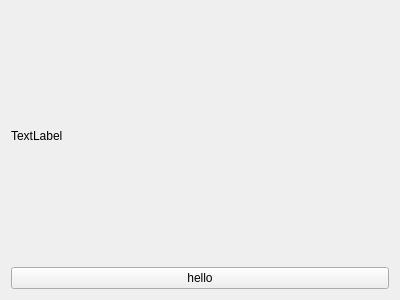
Before: the Qt Designer form src/CrossUI/graphic.ui in Vasteri/university-timetable-solvers, drawn with Qt 5.
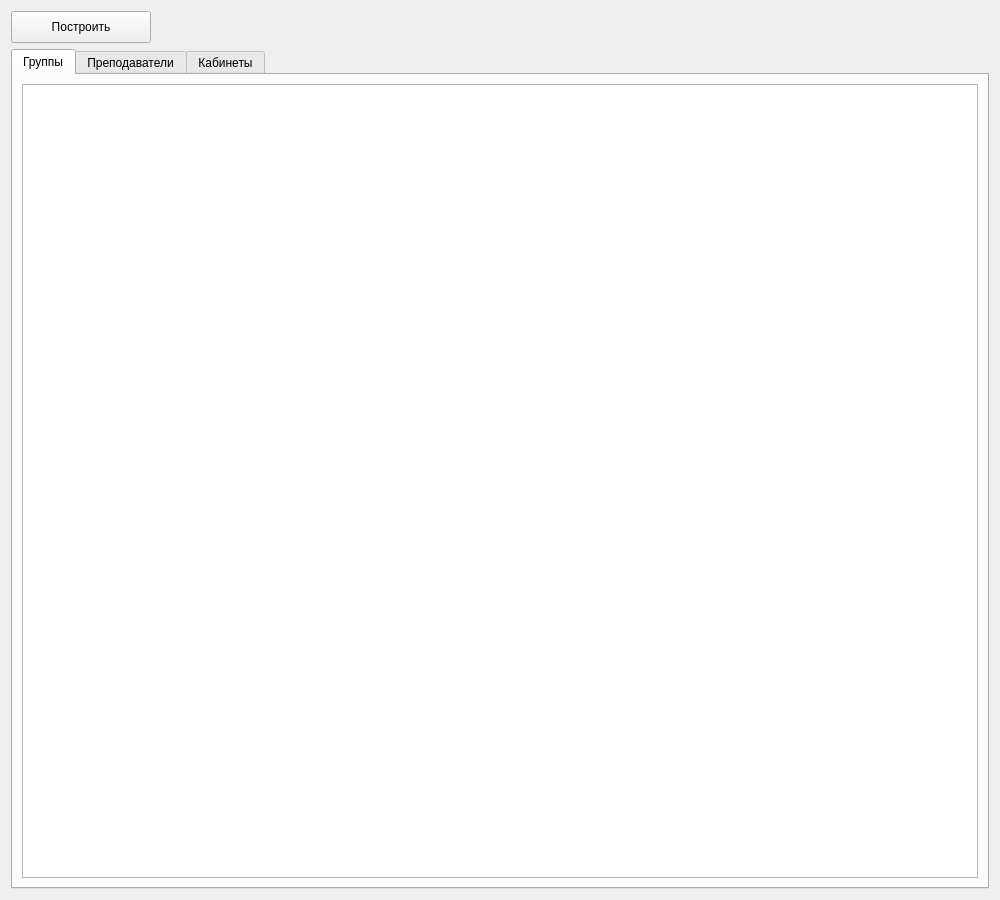
After: the same form once the commit is applied.

The edit to the form file:
```diff
--- a/src/CrossUI/graphic.ui
+++ b/src/CrossUI/graphic.ui
@@ -6,29 +6,127 @@
    <rect>
     <x>0</x>
     <y>0</y>
-    <width>400</width>
-    <height>300</height>
+    <width>1000</width>
+    <height>900</height>
    </rect>
   </property>
   <property name="windowTitle">
    <string>Form</string>
   </property>
-  <layout class="QGridLayout" name="gridLayout">
-   <item row="0" column="0">
-    <widget class="QLabel" name="lab_info">
-     <property name="text">
-      <string>TextLabel</string>
-     </property>
-     <property name="wordWrap">
-      <bool>true</bool>
-     </property>
-    </widget>
+  <layout class="QVBoxLayout" name="verticalLayout">
+   <item>
+    <layout class="QHBoxLayout" name="horizontalLayout">
+     <item>
+      <widget class="QPushButton" name="but_draw">
+       <property name="minimumSize">
+        <size>
+         <width>140</width>
+         <height>32</height>
+        </size>
+       </property>
+       <property name="text">
+        <string>Построить</string>
+       </property>
+      </widget>
+     </item>
+     <item>
+      <widget class="QLabel" name="lab_info">
+       <property name="sizePolicy">
+        <sizepolicy hsizetype="Expanding" vsizetype="Preferred">
+         <horstretch>0</horstretch>
+         <verstretch>0</verstretch>
+        </sizepolicy>
+       </property>
+       <property name="text">
+        <string/>
+       </property>
+       <property name="wordWrap">
+        <bool>true</bool>
+       </property>
+      </widget>
+     </item>
+    </layout>
    </item>
-   <item row="1" column="0">
-    <widget class="QPushButton" name="but_draw">
-     <property name="text">
-      <string>hello</string>
+   <item>
+    <widget class="QTabWidget" name="tabWidget">
+     <property name="sizePolicy">
+      <sizepolicy hsizetype="Expanding" vsizetype="Expanding">
+       <horstretch>0</horstretch>
+       <verstretch>0</verstretch>
+      </sizepolicy>
      </property>
+     <property name="tabPosition">
+      <enum>QTabWidget::North</enum>
+     </property>
+     <property name="tabShape">
+      <enum>QTabWidget::Rounded</enum>
+     </property>
+     <property name="currentIndex">
+      <number>0</number>
+     </property>
+     <property name="documentMode">
+      <bool>false</bool>
+     </property>
+     <widget class="QWidget" name="tab_groups">
+      <attribute name="title">
+       <string>Группы</string>
+      </attribute>
+      <layout class="QVBoxLayout" name="verticalLayout_2">
+       <item>
+        <widget class="QGraphicsView" name="view_groups">
+         <property name="sizePolicy">
+          <sizepolicy hsizetype="Expanding" vsizetype="Expanding">
+           <horstretch>0</horstretch>
+           <verstretch>1</verstretch>
+          </sizepolicy>
+         </property>
+         <property name="dragMode">
+          <enum>QGraphicsView::ScrollHandDrag</enum>
+         </property>
+        </widget>
+       </item>
+      </layout>
+     </widget>
+     <widget class="QWidget" name="tab_teachers">
+      <attribute name="title">
+       <string>Преподаватели</string>
+      </attribute>
+      <layout class="QVBoxLayout" name="verticalLayout_3">
+       <item>
+        <widget class="QGraphicsView" name="view_teachers">
+         <property name="sizePolicy">
+          <sizepolicy hsizetype="Expanding" vsizetype="Expanding">
+           <horstretch>0</horstretch>
+           <verstretch>1</verstretch>
+          </sizepolicy>
+         </property>
+         <property name="dragMode">
+          <enum>QGraphicsView::ScrollHandDrag</enum>
+         </property>
+        </widget>
+       </item>
+      </layout>
+     </widget>
+     <widget class="QWidget" name="tab_rooms">
+      <attribute name="title">
+       <string>Кабинеты</string>
+      </attribute>
+      <layout class="QVBoxLayout" name="verticalLayout_4">
+       <item>
+        <widget class="QGraphicsView" name="view_rooms">
+         <property name="sizePolicy">
+          <sizepolicy hsizetype="Expanding" vsizetype="Expanding">
+           <horstretch>0</horstretch>
+           <verstretch>1</verstretch>
+          </sizepolicy>
+         </property>
+         <property name="dragMode">
+          <enum>QGraphicsView::ScrollHandDrag</enum>
+         </property>
+        </widget>
+       </item>
+      </layout>
+     </widget>
     </widget>
    </item>
   </layout>
```
Left out of the diff: 2 changed lines with no effect on the pictures.
